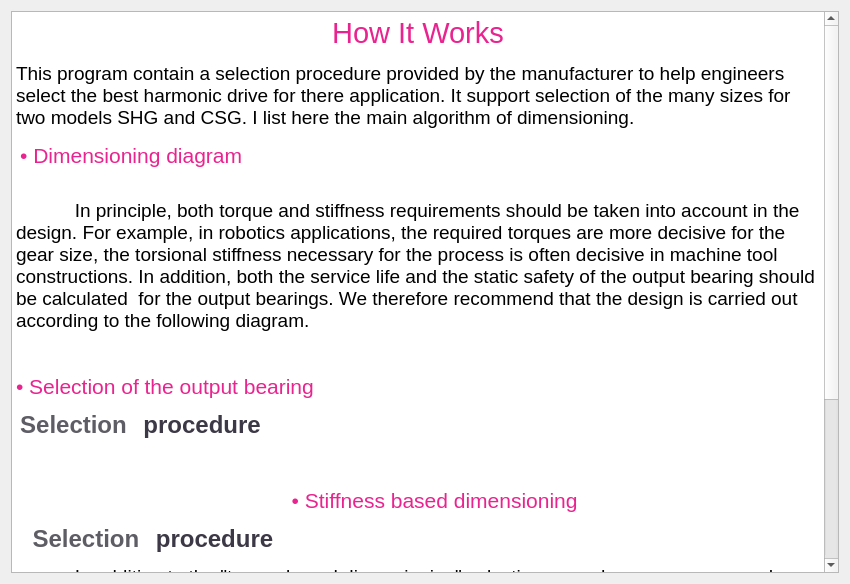
This is gui/ui/how_it_works_dialog.ui in AimanHaidar/harmonic-drive-selector as Qt 5 draws it before an edit. The edited form follows.
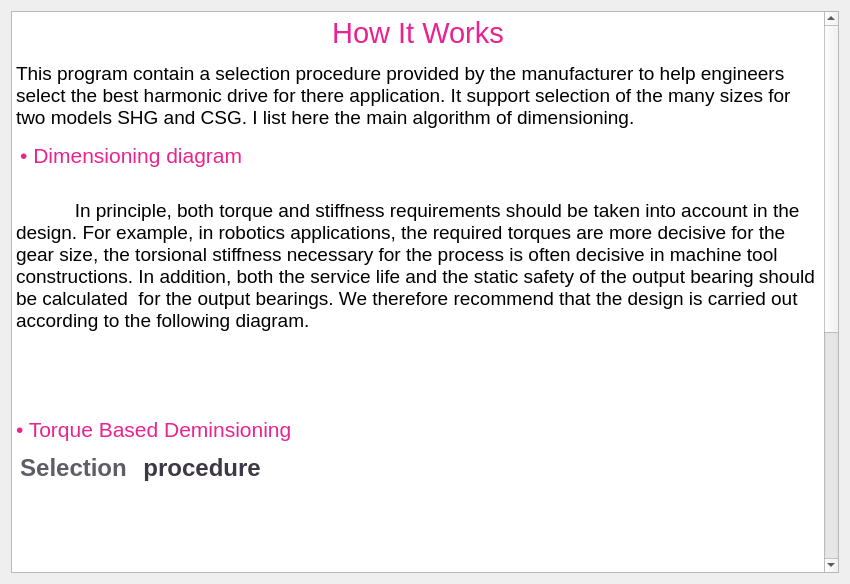
This is the edited form. Icons and pictures are not drawn.

Diff of the .ui file:
```diff
--- a/gui/ui/how_it_works_dialog.ui
+++ b/gui/ui/how_it_works_dialog.ui
@@ -32,14 +32,20 @@
 &lt;p style=&quot; margin-top:12px; margin-bottom:12px; margin-left:0px; margin-right:0px; -qt-block-indent:0; text-indent:0px;&quot;&gt; &lt;span style=&quot; font-size:16pt; color:#e9238f;&quot;&gt;• Dimensioning diagram&lt;/span&gt;&lt;span style=&quot; font-size:18pt;&quot;&gt;&lt;br /&gt;&lt;/span&gt;&lt;/p&gt;
 &lt;p style=&quot; margin-top:12px; margin-bottom:12px; margin-left:0px; margin-right:0px; -qt-block-indent:0; text-indent:0px;&quot;&gt;    &lt;span style=&quot; font-size:14pt;&quot;&gt;        In principle, both torque and stiffness requirements should be taken into account in the design. For example, in robotics applications, the required torques are more decisive for the gear size, the torsional stiffness necessary for the process is often decisive in machine tool constructions. In addition, both the service life and the static safety of the output bearing should be calculated  for the output bearings. We therefore recommend that the design is carried out according to the following diagram.    &lt;/span&gt;&lt;/p&gt;
 &lt;p align=&quot;center&quot; style=&quot; margin-top:12px; margin-bottom:12px; margin-left:0px; margin-right:0px; -qt-block-indent:0; text-indent:0px;&quot;&gt;    &lt;img src=&quot;:/pictures/pictures/algorithm.png&quot; width=&quot;800&quot; /&gt;&lt;/p&gt;
-&lt;p style=&quot; margin-top:0px; margin-bottom:0px; margin-left:0px; margin-right:0px; -qt-block-indent:0; text-indent:0px;&quot;&gt;&lt;span style=&quot; font-size:16pt; color:#e9238f;&quot;&gt;• Selection of the output bearing&lt;/span&gt;&lt;/p&gt;
+&lt;p style=&quot;-qt-paragraph-type:empty; margin-top:0px; margin-bottom:0px; margin-left:0px; margin-right:0px; -qt-block-indent:0; text-indent:0px;&quot;&gt;&lt;br /&gt;&lt;/p&gt;
+&lt;p style=&quot;-qt-paragraph-type:empty; margin-top:0px; margin-bottom:0px; margin-left:0px; margin-right:0px; -qt-block-indent:0; text-indent:0px; font-size:16pt; color:#e9238f;&quot;&gt;&lt;br /&gt;&lt;/p&gt;
+&lt;p style=&quot; margin-top:0px; margin-bottom:0px; margin-left:0px; margin-right:0px; -qt-block-indent:0; text-indent:0px;&quot;&gt;&lt;span style=&quot; font-size:16pt; color:#e9238f;&quot;&gt;• Torque Based Deminsioning&lt;/span&gt;&lt;/p&gt;
 &lt;p style=&quot; margin-top:12px; margin-bottom:12px; margin-left:0px; margin-right:0px; -qt-block-indent:0; text-indent:0px;&quot;&gt; &lt;span style=&quot; font-size:18pt; font-weight:600; color:#5e5c64;&quot;&gt;Selection&lt;/span&gt;    &lt;span style=&quot; font-size:18pt; font-weight:600; color:#3d3846;&quot;&gt;procedure&lt;/span&gt;&lt;/p&gt;
 &lt;p style=&quot;-qt-paragraph-type:empty; margin-top:12px; margin-bottom:12px; margin-left:0px; margin-right:0px; -qt-block-indent:0; text-indent:0px; font-size:16pt; color:#e9238f;&quot;&gt;&lt;br /&gt;&lt;/p&gt;
-&lt;p align=&quot;center&quot; style=&quot; margin-top:12px; margin-bottom:12px; margin-left:0px; margin-right:0px; -qt-block-indent:0; text-indent:0px;&quot;&gt;    &lt;img src=&quot;:/pictures/pictures/torque_deminsioning.png&quot; width=&quot;800&quot; /&gt;    &lt;span style=&quot; font-size:16pt; color:#e9238f;&quot;&gt;• Stiffness based dimensioning&lt;/span&gt;&lt;/p&gt;
+&lt;p style=&quot; margin-top:12px; margin-bottom:12px; margin-left:0px; margin-right:0px; -qt-block-indent:0; text-indent:0px;&quot;&gt;    &lt;img src=&quot;:/pictures/pictures/torque_deminsioning.png&quot; width=&quot;1200&quot; /&gt;   &lt;/p&gt;
+&lt;p style=&quot;-qt-paragraph-type:empty; margin-top:12px; margin-bottom:12px; margin-left:0px; margin-right:0px; -qt-block-indent:0; text-indent:0px;&quot;&gt;&lt;br /&gt;&lt;/p&gt;
+&lt;p style=&quot; margin-top:12px; margin-bottom:12px; margin-left:0px; margin-right:0px; -qt-block-indent:0; text-indent:0px;&quot;&gt;&lt;span style=&quot; font-size:16pt; color:#e9238f;&quot;&gt;• Stiffness based dimensioning&lt;/span&gt;&lt;/p&gt;
 &lt;p style=&quot; margin-top:12px; margin-bottom:12px; margin-left:0px; margin-right:0px; -qt-block-indent:0; text-indent:0px;&quot;&gt;    &lt;span style=&quot; font-size:18pt; font-weight:600; color:#5e5c64;&quot;&gt;Selection&lt;/span&gt;    &lt;span style=&quot; font-size:18pt; font-weight:600; color:#3d3846;&quot;&gt;procedure&lt;/span&gt;&lt;/p&gt;
 &lt;p style=&quot; margin-top:12px; margin-bottom:12px; margin-left:0px; margin-right:0px; -qt-block-indent:0; text-indent:0px;&quot;&gt;    &lt;span style=&quot; font-size:14pt;&quot;&gt;        In addition to the &amp;quot;torque based dimensioning&amp;quot; selection procedure, we recommend performing a stiffness based dimensioning, which evaluates the ratio of the load moment of inertia to the stiffness of the gear and compares it to the application requirements.    &lt;/span&gt;&lt;/p&gt;
 &lt;p align=&quot;center&quot; style=&quot; margin-top:12px; margin-bottom:12px; margin-left:0px; margin-right:0px; -qt-block-indent:0; text-indent:0px;&quot;&gt;    &lt;img src=&quot;:/pictures/pictures/stiffness_diagram.png&quot; width=&quot;800&quot; /&gt;&lt;/p&gt;
-&lt;p style=&quot; margin-top:12px; margin-bottom:12px; margin-left:0px; margin-right:0px; -qt-block-indent:0; text-indent:0px;&quot;&gt;    &lt;span style=&quot; font-size:14pt;&quot;&gt; &lt;/span&gt;&lt;span style=&quot; font-size:16pt; color:#e9238f;&quot;&gt;• Selection of the output bearing&lt;/span&gt;&lt;/p&gt;
+&lt;p style=&quot; margin-top:12px; margin-bottom:12px; margin-left:0px; margin-right:0px; -qt-block-indent:0; text-indent:0px;&quot;&gt;    &lt;span style=&quot; font-size:14pt;&quot;&gt; &lt;/span&gt;&lt;/p&gt;
+&lt;p style=&quot;-qt-paragraph-type:empty; margin-top:12px; margin-bottom:12px; margin-left:0px; margin-right:0px; -qt-block-indent:0; text-indent:0px; font-size:14pt;&quot;&gt;&lt;br /&gt;&lt;/p&gt;
+&lt;p style=&quot; margin-top:12px; margin-bottom:12px; margin-left:0px; margin-right:0px; -qt-block-indent:0; text-indent:0px;&quot;&gt;&lt;span style=&quot; font-size:16pt; color:#e9238f;&quot;&gt;• Selection of the output bearing&lt;/span&gt;&lt;/p&gt;
 &lt;p style=&quot; margin-top:12px; margin-bottom:12px; margin-left:0px; margin-right:0px; -qt-block-indent:0; text-indent:0px;&quot;&gt; &lt;span style=&quot; font-size:18pt; font-weight:600; color:#5e5c64;&quot;&gt;Selection&lt;/span&gt;    &lt;span style=&quot; font-size:18pt; font-weight:600; color:#3d3846;&quot;&gt;procedure&lt;/span&gt;&lt;/p&gt;
 &lt;p style=&quot;-qt-paragraph-type:empty; margin-top:12px; margin-bottom:12px; margin-left:0px; margin-right:0px; -qt-block-indent:0; text-indent:0px; font-size:16pt; color:#e9238f;&quot;&gt;&lt;br /&gt;&lt;/p&gt;
 &lt;p align=&quot;center&quot; style=&quot; margin-top:12px; margin-bottom:12px; margin-left:0px; margin-right:0px; -qt-block-indent:0; text-indent:0px;&quot;&gt;    &lt;img src=&quot;:/pictures/pictures/bearing_diagram.png&quot; width=&quot;800&quot; /&gt;&lt;/p&gt;&lt;/body&gt;&lt;/html&gt;</string>
```
